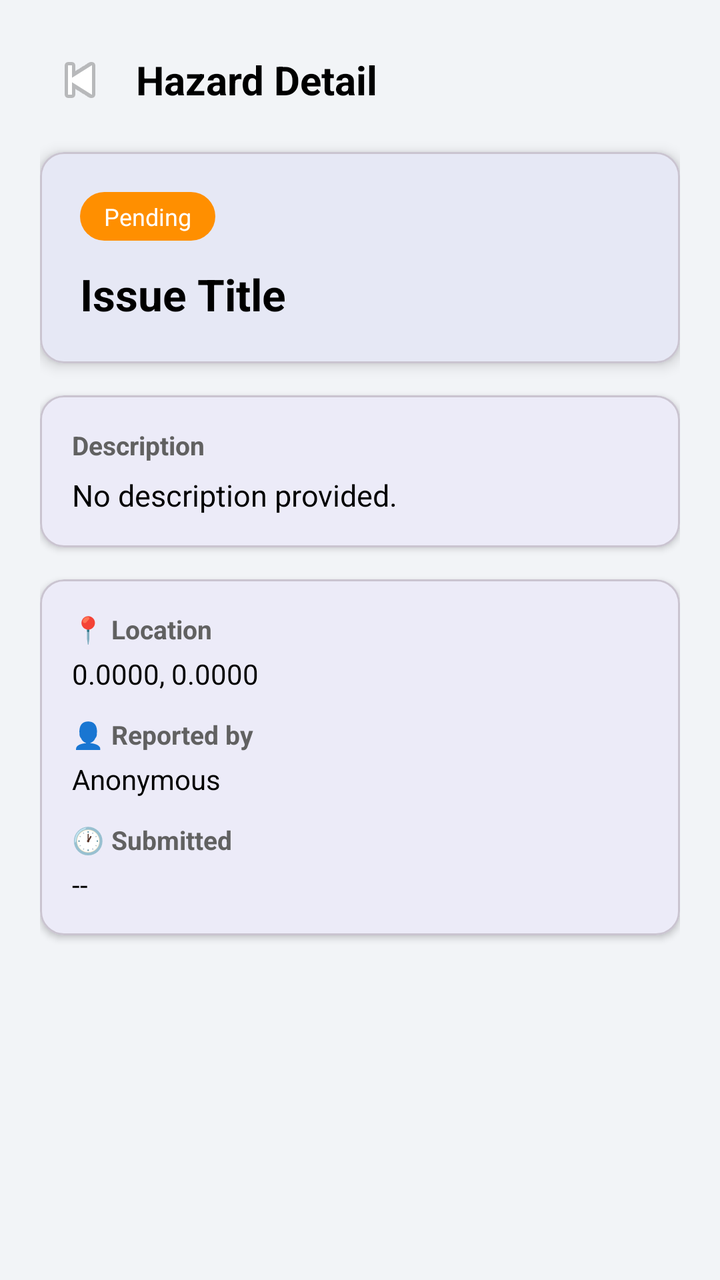
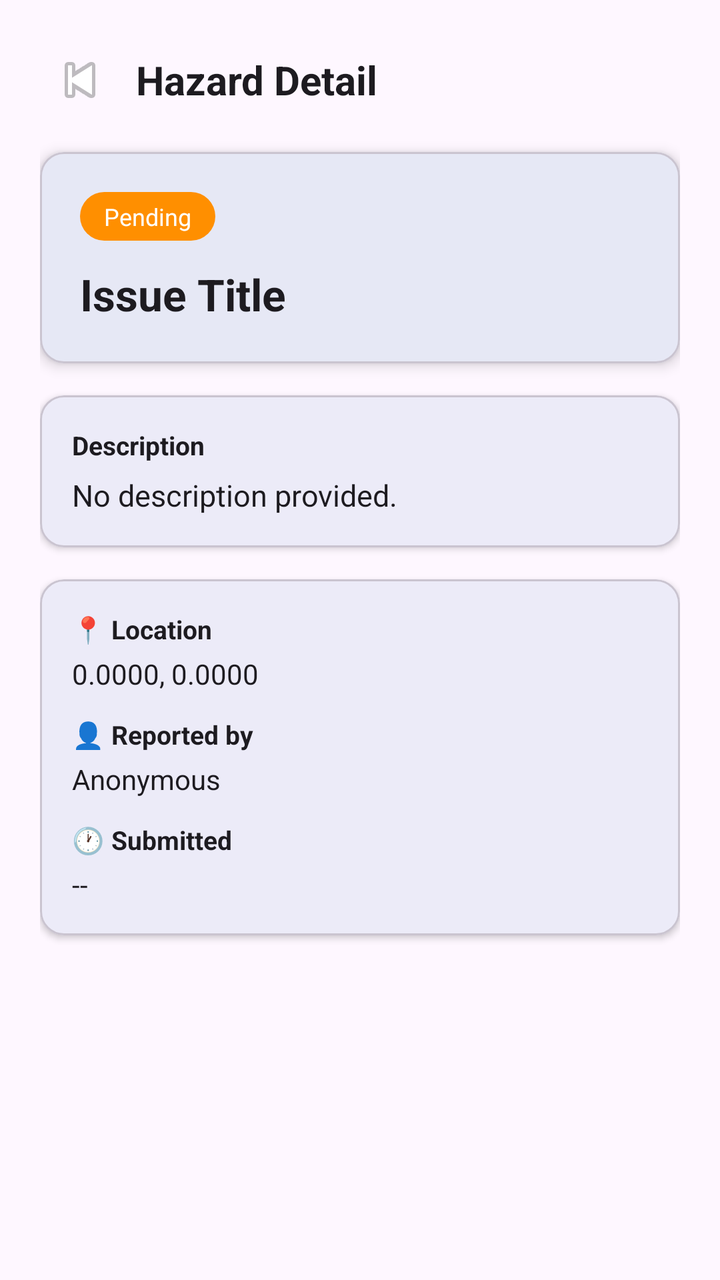

Two renders of the same Android screen: before a commit and after it. Below are the layout's source before the change and the commit's diff.
<!-- AndroidManifest.xml: application theme Theme.MyApplication -->
<!-- res/layout/fragment_hazard_detail.xml -->
<?xml version="1.0" encoding="utf-8"?>
<ScrollView
    xmlns:android="http://schemas.android.com/apk/res/android"
    xmlns:app="http://schemas.android.com/apk/res-auto"
    android:layout_width="match_parent"
    android:layout_height="match_parent"
    android:background="@color/background_gray">

    <LinearLayout
        android:layout_width="match_parent"
        android:layout_height="wrap_content"
        android:orientation="vertical"
        android:padding="20dp">

        
        <LinearLayout
            android:layout_width="match_parent"
            android:layout_height="wrap_content"
            android:orientation="horizontal"
            android:gravity="center_vertical"
            android:layout_marginBottom="16dp">

            <ImageButton
                android:id="@+id/btn_detail_back"
                android:layout_width="40dp"
                android:layout_height="40dp"
                android:src="@android:drawable/ic_media_previous"
                android:background="?attr/selectableItemBackgroundBorderless"
                android:contentDescription="@string/btn_back"/>

            <TextView
                android:layout_width="0dp"
                android:layout_height="wrap_content"
                android:layout_weight="1"
                android:layout_marginStart="8dp"
                android:text="@string/title_hazard_detail"
                android:textSize="20sp"
                android:textStyle="bold"
                android:textColor="@color/black"/>
        </LinearLayout>

        
        <com.google.android.material.card.MaterialCardView
            android:layout_width="match_parent"
            android:layout_height="wrap_content"
            android:layout_marginBottom="16dp"
            app:cardCornerRadius="12dp"
            app:cardElevation="4dp">
            <LinearLayout
                android:layout_width="match_parent"
                android:layout_height="wrap_content"
                android:orientation="vertical"
                android:padding="20dp">
                <TextView
                    android:id="@+id/tv_detail_status"
                    android:layout_width="wrap_content"
                    android:layout_height="wrap_content"
                    android:paddingStart="12dp" android:paddingEnd="12dp"
                    android:paddingTop="4dp" android:paddingBottom="4dp"
                    android:textSize="12sp"
                    android:textColor="@color/white"
                    android:background="@drawable/bg_status_pill"
                    android:text="Pending"
                    android:layout_marginBottom="12dp"/>
                <TextView
                    android:id="@+id/tv_detail_title"
                    android:layout_width="match_parent"
                    android:layout_height="wrap_content"
                    android:textSize="22sp"
                    android:textStyle="bold"
                    android:textColor="@color/black"
                    android:text="Issue Title"/>
            </LinearLayout>
        </com.google.android.material.card.MaterialCardView>

        
        <com.google.android.material.card.MaterialCardView
            android:layout_width="match_parent"
            android:layout_height="wrap_content"
            android:layout_marginBottom="16dp"
            app:cardCornerRadius="12dp"
            app:cardElevation="2dp">
            <LinearLayout
                android:layout_width="match_parent"
                android:layout_height="wrap_content"
                android:orientation="vertical"
                android:padding="16dp">
                <TextView
                    android:layout_width="wrap_content"
                    android:layout_height="wrap_content"
                    android:text="@string/label_description"
                    android:textStyle="bold"
                    android:textColor="#616161"
                    android:textSize="13sp"
                    android:layout_marginBottom="6dp"/>
                <TextView
                    android:id="@+id/tv_detail_desc"
                    android:layout_width="match_parent"
                    android:layout_height="wrap_content"
                    android:textSize="15sp"
                    android:textColor="@color/black"
                    android:text="@string/text_no_description"/>
            </LinearLayout>
        </com.google.android.material.card.MaterialCardView>

        
        <com.google.android.material.card.MaterialCardView
            android:layout_width="match_parent"
            android:layout_height="wrap_content"
            android:layout_marginBottom="16dp"
            app:cardCornerRadius="12dp"
            app:cardElevation="2dp">
            <LinearLayout
                android:layout_width="match_parent"
                android:layout_height="wrap_content"
                android:orientation="vertical"
                android:padding="16dp">

                <TextView
                    android:layout_width="wrap_content"
                    android:layout_height="wrap_content"
                    android:text="@string/label_location"
                    android:textStyle="bold"
                    android:textColor="#616161"
                    android:textSize="13sp"
                    android:layout_marginBottom="4dp"/>
                <TextView
                    android:id="@+id/tv_detail_location"
                    android:layout_width="match_parent"
                    android:layout_height="wrap_content"
                    android:textSize="14sp"
                    android:textColor="@color/black"
                    android:layout_marginBottom="12dp"
                    android:text="0.0000, 0.0000"/>

                <TextView
                    android:layout_width="wrap_content"
                    android:layout_height="wrap_content"
                    android:text="@string/label_reported_by"
                    android:textStyle="bold"
                    android:textColor="#616161"
                    android:textSize="13sp"
                    android:layout_marginBottom="4dp"/>
                <TextView
                    android:id="@+id/tv_detail_submitter"
                    android:layout_width="match_parent"
                    android:layout_height="wrap_content"
                    android:textSize="14sp"
                    android:textColor="@color/black"
                    android:layout_marginBottom="12dp"
                    android:text="@string/text_anonymous"/>

                <TextView
                    android:layout_width="wrap_content"
                    android:layout_height="wrap_content"
                    android:text="@string/label_submitted"
                    android:textStyle="bold"
                    android:textColor="#616161"
                    android:textSize="13sp"
                    android:layout_marginBottom="4dp"/>
                <TextView
                    android:id="@+id/tv_detail_time"
                    android:layout_width="match_parent"
                    android:layout_height="wrap_content"
                    android:textSize="14sp"
                    android:textColor="@color/black"
                    android:text="--"/>
            </LinearLayout>
        </com.google.android.material.card.MaterialCardView>

        
        <com.google.android.material.card.MaterialCardView
            android:id="@+id/card_detail_images"
            android:layout_width="match_parent"
            android:layout_height="wrap_content"
            android:layout_marginBottom="16dp"
            app:cardCornerRadius="12dp"
            app:cardElevation="2dp"
            android:visibility="gone">
            <LinearLayout
                android:layout_width="match_parent"
                android:layout_height="wrap_content"
                android:orientation="vertical"
                android:padding="16dp">
                <TextView
                    android:layout_width="wrap_content"
                    android:layout_height="wrap_content"
                    android:text="@string/label_images"
                    android:textStyle="bold"
                    android:textColor="#616161"
                    android:textSize="13sp"
                    android:layout_marginBottom="8dp"/>
                <HorizontalScrollView
                    android:layout_width="match_parent"
                    android:layout_height="wrap_content">
                    <LinearLayout
                        android:id="@+id/ll_detail_images"
                        android:layout_width="wrap_content"
                        android:layout_height="120dp"
                        android:orientation="horizontal"/>
                </HorizontalScrollView>
            </LinearLayout>
        </com.google.android.material.card.MaterialCardView>

    </LinearLayout>
</ScrollView>
<!-- resources referenced by this layout -->
<resources>
  <color name="background_gray">#F2F4F7</color>
  <color name="black">#FF000000</color>
  <color name="white">#FFFFFFFF</color>
  <!-- drawable bg_status_pill (drawable) -->
  <?xml version="1.0" encoding="utf-8"?>
  <shape xmlns:android="http://schemas.android.com/apk/res/android"
      android:shape="rectangle">
      <corners android:radius="50dp"/>
      <solid android:color="@color/status_pending"/>
  </shape>
  <string name="btn_back">Back</string>
  <string name="label_description">Description</string>
  <string name="label_images">🖼 Images</string>
  <string name="label_location">📍 Location</string>
  <string name="label_reported_by">👤 Reported by</string>
  <string name="label_submitted">🕐 Submitted</string>
  <string name="text_anonymous">Anonymous</string>
  <string name="text_no_description">No description provided.</string>
  <string name="title_hazard_detail">Hazard Detail</string>
  <style name="Theme.MyApplication" parent="Base.Theme.MyApplication" />
  <color name="status_pending">#FF8F00</color>
  <style name="Base.Theme.MyApplication" parent="Theme.Material3.DayNight.NoActionBar">
          <item name="colorPrimary">@color/primary_blue</item>
          <item name="colorSecondary">@color/secondary_orange</item>
      </style>
  <color name="primary_blue">#005B9F</color>
  <color name="secondary_orange">#FF8F00</color>
</resources>

<!-- the commit's change to res/layout/fragment_hazard_detail.xml (unified diff, before → after) -->
@@ -4,7 +4,7 @@
     xmlns:app="http://schemas.android.com/apk/res-auto"
     android:layout_width="match_parent"
     android:layout_height="match_parent"
-    android:background="@color/background_gray">
+    android:background="?attr/colorSurface">
 
     <LinearLayout
         android:layout_width="match_parent"
@@ -36,7 +36,7 @@
                 android:text="@string/title_hazard_detail"
                 android:textSize="20sp"
                 android:textStyle="bold"
-                android:textColor="@color/black"/>
+                android:textColor="?attr/colorOnSurface"/>
         </LinearLayout>
 
         
@@ -68,7 +68,7 @@
                     android:layout_height="wrap_content"
                     android:textSize="22sp"
                     android:textStyle="bold"
-                    android:textColor="@color/black"
+                    android:textColor="?attr/colorOnSurface"
                     android:text="Issue Title"/>
             </LinearLayout>
         </com.google.android.material.card.MaterialCardView>
@@ -90,7 +90,7 @@
                     android:layout_height="wrap_content"
                     android:text="@string/label_description"
                     android:textStyle="bold"
-                    android:textColor="#616161"
+                    android:textColor="?attr/colorOnSurface"
                     android:textSize="13sp"
                     android:layout_marginBottom="6dp"/>
                 <TextView
@@ -98,7 +98,7 @@
                     android:layout_width="match_parent"
                     android:layout_height="wrap_content"
                     android:textSize="15sp"
-                    android:textColor="@color/black"
+                    android:textColor="?attr/colorOnSurface"
                     android:text="@string/text_no_description"/>
             </LinearLayout>
         </com.google.android.material.card.MaterialCardView>
@@ -121,7 +121,7 @@
                     android:layout_height="wrap_content"
                     android:text="@string/label_location"
                     android:textStyle="bold"
-                    android:textColor="#616161"
+                    android:textColor="?attr/colorOnSurface"
                     android:textSize="13sp"
                     android:layout_marginBottom="4dp"/>
                 <TextView
@@ -129,7 +129,7 @@
                     android:layout_width="match_parent"
                     android:layout_height="wrap_content"
                     android:textSize="14sp"
-                    android:textColor="@color/black"
+                    android:textColor="?attr/colorOnSurface"
                     android:layout_marginBottom="12dp"
                     android:text="0.0000, 0.0000"/>
 
@@ -138,7 +138,7 @@
                     android:layout_height="wrap_content"
                     android:text="@string/label_reported_by"
                     android:textStyle="bold"
-                    android:textColor="#616161"
+                    android:textColor="?attr/colorOnSurface"
                     android:textSize="13sp"
                     android:layout_marginBottom="4dp"/>
                 <TextView
@@ -146,7 +146,7 @@
                     android:layout_width="match_parent"
                     android:layout_height="wrap_content"
                     android:textSize="14sp"
-                    android:textColor="@color/black"
+                    android:textColor="?attr/colorOnSurface"
                     android:layout_marginBottom="12dp"
                     android:text="@string/text_anonymous"/>
 
@@ -155,7 +155,7 @@
                     android:layout_height="wrap_content"
                     android:text="@string/label_submitted"
                     android:textStyle="bold"
-                    android:textColor="#616161"
+                    android:textColor="?attr/colorOnSurface"
                     android:textSize="13sp"
                     android:layout_marginBottom="4dp"/>
                 <TextView
@@ -163,7 +163,7 @@
                     android:layout_width="match_parent"
                     android:layout_height="wrap_content"
                     android:textSize="14sp"
-                    android:textColor="@color/black"
+                    android:textColor="?attr/colorOnSurface"
                     android:text="--"/>
             </LinearLayout>
         </com.google.android.material.card.MaterialCardView>
@@ -187,7 +187,7 @@
                     android:layout_height="wrap_content"
                     android:text="@string/label_images"
                     android:textStyle="bold"
-                    android:textColor="#616161"
+                    android:textColor="?attr/colorOnSurface"
                     android:textSize="13sp"
                     android:layout_marginBottom="8dp"/>
                 <HorizontalScrollView
<!-- resource entries referenced after the edit -->
@@ -1,7 +1,5 @@
 <!-- resources referenced by this layout -->
 <resources>
-  <color name="background_gray">#F2F4F7</color>
-  <color name="black">#FF000000</color>
   <color name="white">#FFFFFFFF</color>
   <!-- drawable bg_status_pill (drawable) -->
   <?xml version="1.0" encoding="utf-8"?>
